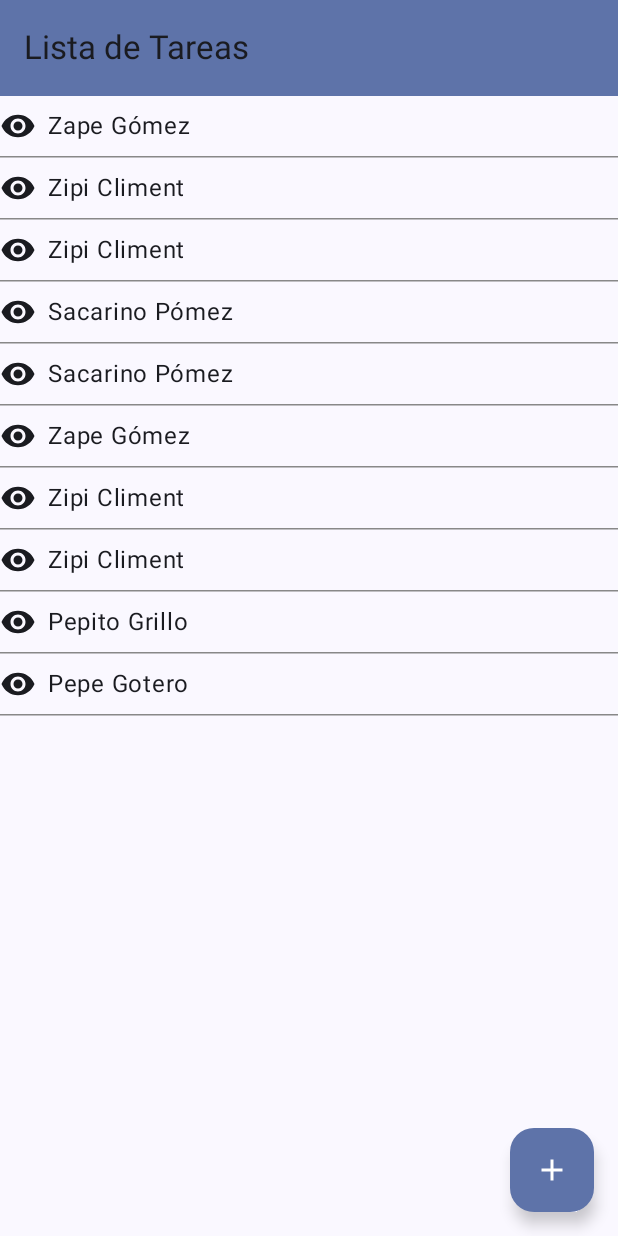
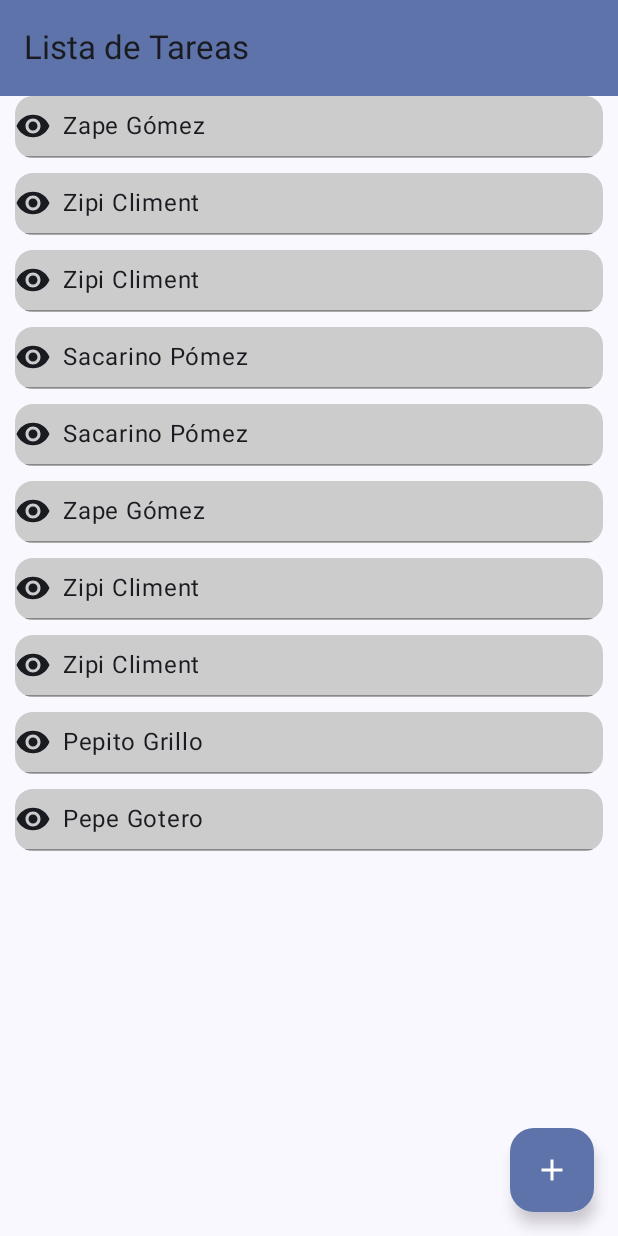
Before and after one commit to sochoa2024-SabrineBouragbaAnhari/P10-BD-Room, an Android app built with Jetpack Compose: the screen it shows after launch (MainActivity), on a phone screen of 412 x 824 dp. Run offline under Robolectric (Android 15) with nearby library versions, the phone set to English and light mode, and no system bars.

Commit message:
Creado el lazyColumn

```diff
--- a/app/src/main/java/net/iesseveroochoa/sabrinebouragba/tareasv01/ui/screens/listatareas/ListaTareasScreen.kt
+++ b/app/src/main/java/net/iesseveroochoa/sabrinebouragba/tareasv01/ui/screens/listatareas/ListaTareasScreen.kt
@@ -2,13 +2,16 @@ package net.iesseveroochoa.sabrinebouragba.tareasv01.ui.screens.listatareas
 
 import androidx.compose.foundation.clickable
 import androidx.compose.foundation.layout.Arrangement
-import androidx.compose.foundation.layout.Column
 import androidx.compose.foundation.layout.Row
 import androidx.compose.foundation.layout.fillMaxSize
 import androidx.compose.foundation.layout.fillMaxWidth
 import androidx.compose.foundation.layout.padding
+import androidx.compose.foundation.lazy.LazyColumn
+import androidx.compose.foundation.lazy.items
 import androidx.compose.material.icons.Icons
 import androidx.compose.material.icons.filled.Add
+import androidx.compose.material3.Card
+import androidx.compose.material3.CardDefaults
 import androidx.compose.material3.FloatingActionButton
 import androidx.compose.material3.HorizontalDivider
 import androidx.compose.material3.Icon
@@ -55,12 +58,20 @@ fun ListaTareasScreen(
             }
         }
     ) { padding ->
-        Column(
+        LazyColumn(
             modifier = modifier
                 .fillMaxSize()
-                .padding(padding)
+                .padding(padding),
+            verticalArrangement = Arrangement.spacedBy(10.dp)
         ) {
-            uiStateTarea.forEach { tarea ->
+            items(uiStateTarea) { tarea ->
+                Card(
+                    modifier = Modifier
+                        .fillMaxWidth()
+                        .padding(horizontal = 10.dp)
+                        .clickable {onItemModificarClick(tarea.id)},
+                    colors = CardDefaults.cardColors(containerColor = Color.LightGray)
+                ) {
                     Row(
                         horizontalArrangement = Arrangement.SpaceBetween,
                         modifier = Modifier.fillMaxWidth()
@@ -89,3 +100,4 @@ fun ListaTareasScreen(
             }
         }
     }
+}
--- a/app/src/main/java/net/iesseveroochoa/sabrinebouragba/tareasv01/ui/screens/vistaTarea/VistaTareaScreen.kt
+++ b/app/src/main/java/net/iesseveroochoa/sabrinebouragba/tareasv01/ui/screens/vistaTarea/VistaTareaScreen.kt
@@ -7,6 +7,8 @@ import androidx.compose.foundation.layout.Spacer
 import androidx.compose.foundation.layout.fillMaxSize
 import androidx.compose.foundation.layout.padding
 import androidx.compose.foundation.layout.width
+import androidx.compose.foundation.lazy.LazyColumn
+import androidx.compose.foundation.lazy.LazyRow
 import androidx.compose.material.icons.Icons
 import androidx.compose.material.icons.filled.ArrowBack
 import androidx.compose.material3.Button
@@ -40,7 +42,7 @@ fun VistaTareaScreen(
             )
         }
     ) { padding ->
-        Column(
+        Column (
             modifier = Modifier
                 .fillMaxSize()
                 .padding(padding),
```
Lines whose indentation alone changed are shown as unchanged.
